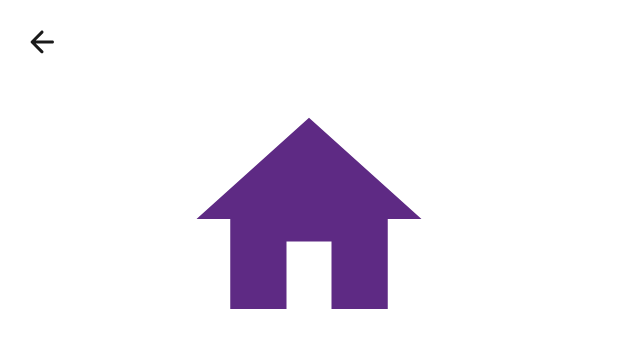
After one commit to Yacovmm/b2w-lodjinha-challenge-android, an Android app: the layout product_detail_fragment.xml on its own in the app's theme, with its tools: preview values and no code run, on a phone screen of 412 x 824 dp. The commit adds this screen. Shown: the top 348 px of the screen. Run offline under Robolectric (Android 15) with nearby library versions, the phone set to English and light mode, and no system bars.

Commit message:
Layout Modifications and product Details Page

```diff
--- /dev/null
+++ b/app/src/main/res/drawable/ic_round_arrow_back_24.xml
@@ -0,0 +1,6 @@
+<vector android:alpha="0.9" android:autoMirrored="true"
+    android:height="24dp" android:tint="#151414"
+    android:viewportHeight="24" android:viewportWidth="24"
+    android:width="24dp" xmlns:android="http://schemas.android.com/apk/res/android">
+    <path android:fillColor="@android:color/white" android:pathData="M19,11H7.83l4.88,-4.88c0.39,-0.39 0.39,-1.03 0,-1.42 -0.39,-0.39 -1.02,-0.39 -1.41,0l-6.59,6.59c-0.39,0.39 -0.39,1.02 0,1.41l6.59,6.59c0.39,0.39 1.02,0.39 1.41,0 0.39,-0.39 0.39,-1.02 0,-1.41L7.83,13H19c0.55,0 1,-0.45 1,-1s-0.45,-1 -1,-1z"/>
+</vector>
--- a/app/src/main/res/layout/banner_layout_rv.xml
+++ b/app/src/main/res/layout/banner_layout_rv.xml
@@ -7,7 +7,6 @@
 
     <androidx.appcompat.widget.AppCompatImageView
         android:id="@+id/image"
-        android:transitionName="imagem"
         android:layout_width="match_parent"
         android:layout_height="match_parent"
         android:scaleType="centerCrop"
--- a/app/src/main/res/layout/maisvendidos_layout_rv.xml
+++ b/app/src/main/res/layout/maisvendidos_layout_rv.xml
@@ -8,6 +8,7 @@
 
     <androidx.appcompat.widget.AppCompatImageView
         android:id="@+id/product_iv"
+        android:transitionName="product_iv"
         android:layout_width="0dp"
         android:layout_height="match_parent"
         app:layout_constraintBottom_toBottomOf="parent"
--- /dev/null
+++ b/app/src/main/res/layout/product_detail_fragment.xml
@@ -0,0 +1,49 @@
+<?xml version="1.0" encoding="utf-8"?>
+<androidx.appcompat.widget.LinearLayoutCompat xmlns:android="http://schemas.android.com/apk/res/android"
+    xmlns:tools="http://schemas.android.com/tools"
+    android:layout_width="match_parent"
+    android:layout_height="match_parent"
+    xmlns:app="http://schemas.android.com/apk/res-auto"
+    android:orientation="vertical"
+    tools:context=".ui.fragments.SecondFragment">
+
+    <com.google.android.material.appbar.MaterialToolbar
+        android:id="@+id/topAppBar"
+        android:layout_width="match_parent"
+        android:minHeight="?attr/actionBarSize"
+        android:layout_height="wrap_content"
+        app:title=""
+        app:titleTextColor="@color/black"
+        app:navigationIconTint="@color/black"
+        app:navigationIcon="@drawable/ic_round_arrow_back_24"
+        android:elevation="0dp" />
+
+
+    <ScrollView
+        android:layout_width="match_parent"
+        android:layout_height="match_parent"
+        app:layout_behavior="@string/appbar_scrolling_view_behavior">
+
+        <androidx.constraintlayout.widget.ConstraintLayout
+            android:layout_width="match_parent"
+            android:background="@android:color/transparent"
+            app:layout_behavior="@string/appbar_scrolling_view_behavior"
+            android:layout_height="match_parent">
+
+            <androidx.appcompat.widget.AppCompatImageView
+                android:id="@+id/product_iv"
+                android:transitionName="product_iv"
+                android:src="@drawable/ic_home"
+                android:layout_width="match_parent"
+                android:minHeight="180dp"
+                android:layout_height="wrap_content"
+                app:layout_constraintTop_toTopOf="parent"
+                />
+
+
+        </androidx.constraintlayout.widget.ConstraintLayout>
+
+    </ScrollView>
+
+
+</androidx.appcompat.widget.LinearLayoutCompat>
--- a/app/src/main/res/values/colors.xml
+++ b/app/src/main/res/values/colors.xml
@@ -16,7 +16,7 @@
     <color name="primaryTextColor">#ffffff</color>
     <color name="secondaryTextColor">#000000</color>
 
-
+    <color name="transparent">#00000000</color>
     <color name="black">#FF000000</color>
     <color name="white">#D5D5D5</color>
     <color name="white_two">#FCFCFC</color>
```
Also changed, not shown: app/src/main/java/com/example/olodjinha/ui/MainActivity.kt (+14 -1 lines), app/src/main/java/com/example/olodjinha/ui/adapters/BannerAdapter.kt (+2 -5 lines), app/src/main/java/com/example/olodjinha/ui/adapters/ProdutosAdapter.kt (+4 -3 lines), app/src/main/java/com/example/olodjinha/ui/fragments/MainFragment.kt (+14 -1 lines), app/src/main/java/com/example/olodjinha/ui/fragments/ProductDetailFragment.kt (added, +84 -0 lines), app/src/main/res/layout/activity_main.xml (+11 -11 lines), app/src/main/res/navigation/nav_graph.xml (+14 -0 lines), app/src/main/res/values/themes.xml (+10 -0 lines).
